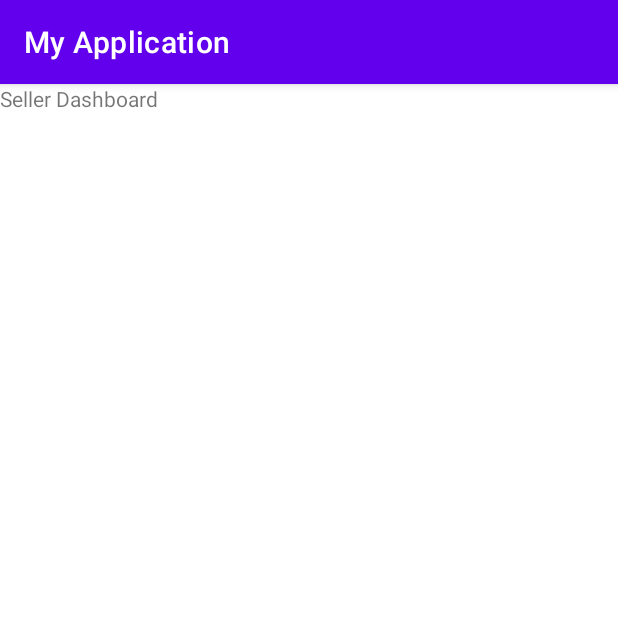
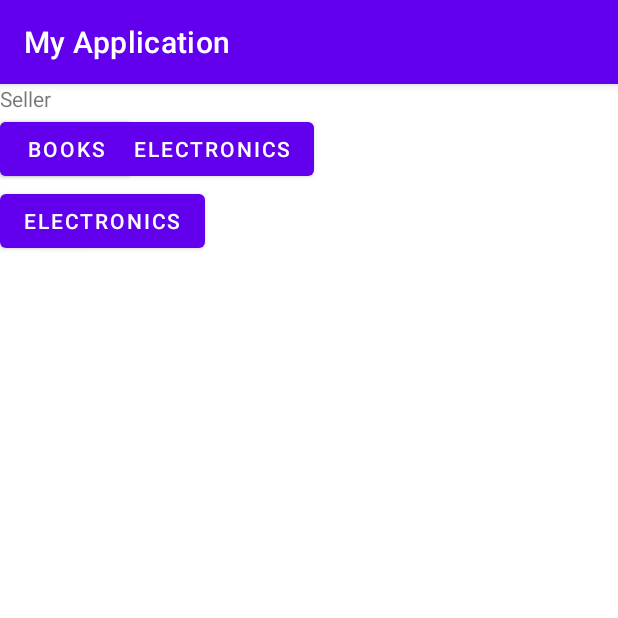
Before and after one commit to shkanth/mobile, an Android app: the screen it shows after launch (MainActivity), on a phone screen of 412 x 824 dp, the top half of it. Run offline under Robolectric (Android 15) with nearby library versions, the phone set to English and light mode, and no system bars.

Commit message:
added compoinent layout

```diff
--- a/j2/app/src/main/res/layout/activity_main.xml
+++ b/j2/app/src/main/res/layout/activity_main.xml
@@ -7,8 +7,31 @@
     android:layout_height="match_parent"
     tools:context=".MainActivity">
 <TextView
-    android:layout_width="match_parent"
+    android:layout_width="wrap_content"
     android:layout_height="wrap_content"
-    android:text="Seller Dashboard"/>
+    android:text="@string/dashboard1"
+    android:id="@+id/lbl"
+    />
+    <Button
+        android:text="@string/question1"
+        android:layout_width="wrap_content"
+        android:layout_height="wrap_content"
+android:layout_below="@id/lbl"
+
+        />
+    <Button
+        android:text="@string/books1"
+        android:layout_width="wrap_content"
+        android:layout_height="wrap_content"
+        android:layout_below="@id/lbl"
+android:id="@+id/books"
+
+        />
+    <Button
+        android:text="@string/electronics1"
+        android:layout_width="wrap_content"
+        android:layout_height="wrap_content"
+        android:layout_below="@id/books"
+        />
 
 </RelativeLayout>
--- a/j2/app/src/main/res/values/strings.xml
+++ b/j2/app/src/main/res/values/strings.xml
@@ -1,3 +1,7 @@
 <resources>
     <string name="app_name">My Application</string>
+    <string name="question1">book or electronics</string>
+    <string name="books1">books</string>
+    <string name="electronics1">electronics</string>
+    <string name="dashboard1">Seller</string>
 </resources>
```
